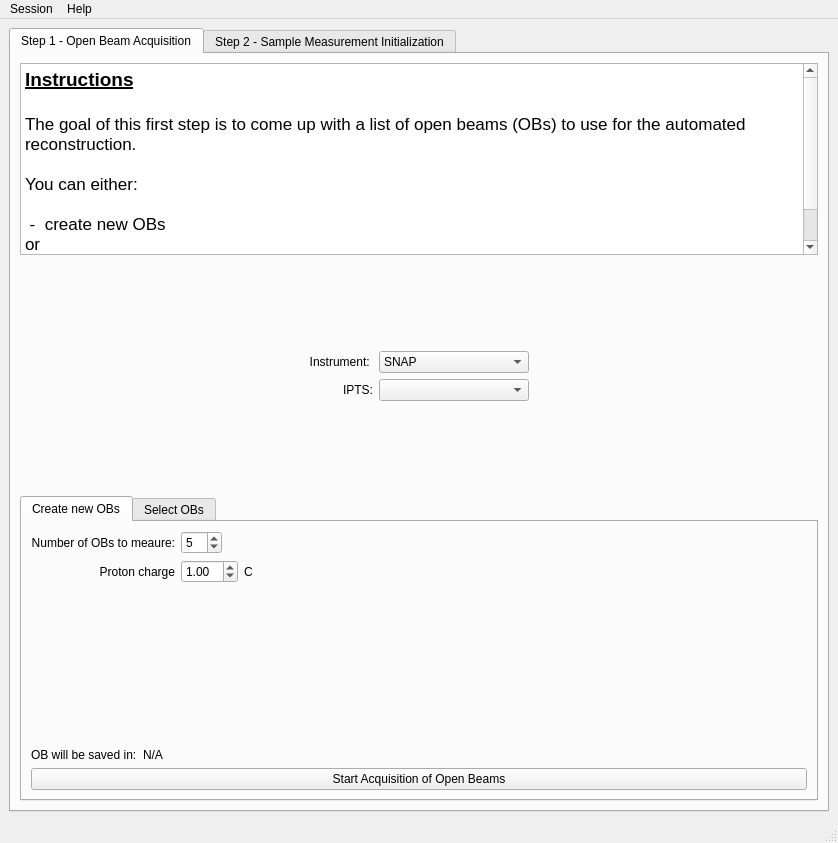
Above: src/asui/ui/main_application.ui from ornlneutronimaging/HyperCTui before the change. Below: the same form after it.
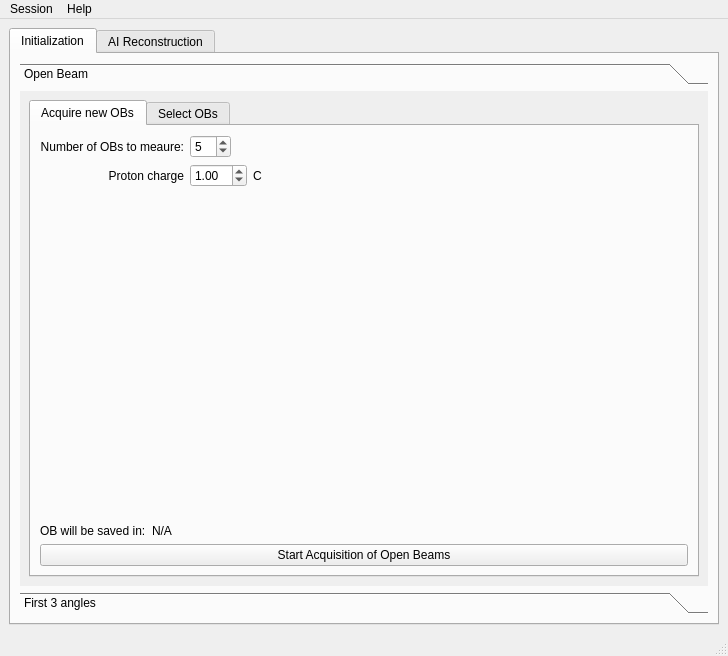
That is the form after the change. Icons and pictures are not drawn.

Commit message: new ui. this refs #6

Diff of the .ui file:
```diff
--- a/src/asui/ui/main_application.ui
+++ b/src/asui/ui/main_application.ui
@@ -6,165 +6,55 @@
    <rect>
     <x>0</x>
     <y>0</y>
-    <width>838</width>
-    <height>843</height>
+    <width>728</width>
+    <height>656</height>
    </rect>
   </property>
   <property name="windowTitle">
    <string>aiSVMBIRui</string>
   </property>
   <widget class="QWidget" name="centralwidget">
+   <layout class="QVBoxLayout" name="verticalLayout_3">
+    <item>
+     <widget class="QTabWidget" name="tabWidget_2">
+      <property name="currentIndex">
+       <number>0</number>
+      </property>
+      <widget class="QWidget" name="tab_9">
+       <attribute name="title">
+        <string>Initialization</string>
+       </attribute>
    <layout class="QVBoxLayout" name="verticalLayout">
     <item>
-     <widget class="QTabWidget" name="tabWidget">
+         <widget class="QToolBox" name="toolBox_2">
       <property name="currentIndex">
        <number>0</number>
       </property>
-      <widget class="QWidget" name="tab">
-       <attribute name="title">
-        <string>Step 1 - Open Beam Acquisition</string>
+          <widget class="QWidget" name="page_3">
+           <property name="geometry">
+            <rect>
+             <x>0</x>
+             <y>0</y>
+             <width>658</width>
+             <height>464</height>
+            </rect>
+           </property>
+           <attribute name="label">
+            <string>Open Beam</string>
        </attribute>
        <layout class="QVBoxLayout" name="verticalLayout_2">
         <item>
-         <widget class="QTextEdit" name="textEdit">
-          <property name="minimumSize">
-           <size>
-            <width>0</width>
-            <height>160</height>
-           </size>
-          </property>
-          <property name="readOnly">
-           <bool>true</bool>
-          </property>
-          <property name="html">
-           <string>&lt;!DOCTYPE HTML PUBLIC &quot;-//W3C//DTD HTML 4.0//EN&quot; &quot;http://www.w3.org/TR/REC-html40/strict.dtd&quot;&gt;
-&lt;html&gt;&lt;head&gt;&lt;meta name=&quot;qrichtext&quot; content=&quot;1&quot; /&gt;&lt;style type=&quot;text/css&quot;&gt;
-p, li { white-space: pre-wrap; }
-&lt;/style&gt;&lt;/head&gt;&lt;body style=&quot; font-family:'.AppleSystemUIFont'; font-size:13pt; font-weight:400; font-style:normal;&quot;&gt;
-&lt;p style=&quot; margin-top:0px; margin-bottom:0px; margin-left:0px; margin-right:0px; -qt-block-indent:0; text-indent:0px;&quot;&gt;&lt;span style=&quot; font-size:14pt; font-weight:600; text-decoration: underline;&quot;&gt;Instructions&lt;/span&gt;&lt;/p&gt;
-&lt;p style=&quot;-qt-paragraph-type:empty; margin-top:0px; margin-bottom:0px; margin-left:0px; margin-right:0px; -qt-block-indent:0; text-indent:0px; font-size:14pt; text-decoration: underline;&quot;&gt;&lt;br /&gt;&lt;/p&gt;
-&lt;p style=&quot; margin-top:0px; margin-bottom:0px; margin-left:0px; margin-right:0px; -qt-block-indent:0; text-indent:0px;&quot;&gt;The goal of this first step is to come up with a list of open beams (OBs) to use for the automated reconstruction.&lt;/p&gt;
-&lt;p style=&quot;-qt-paragraph-type:empty; margin-top:0px; margin-bottom:0px; margin-left:0px; margin-right:0px; -qt-block-indent:0; text-indent:0px;&quot;&gt;&lt;br /&gt;&lt;/p&gt;
-&lt;p style=&quot; margin-top:0px; margin-bottom:0px; margin-left:0px; margin-right:0px; -qt-block-indent:0; text-indent:0px;&quot;&gt;You can either:&lt;/p&gt;
-&lt;p style=&quot;-qt-paragraph-type:empty; margin-top:0px; margin-bottom:0px; margin-left:0px; margin-right:0px; -qt-block-indent:0; text-indent:0px;&quot;&gt;&lt;br /&gt;&lt;/p&gt;
-&lt;p style=&quot; margin-top:0px; margin-bottom:0px; margin-left:0px; margin-right:0px; -qt-block-indent:0; text-indent:0px;&quot;&gt; -  create new OBs &lt;/p&gt;
-&lt;p style=&quot; margin-top:0px; margin-bottom:0px; margin-left:0px; margin-right:0px; -qt-block-indent:0; text-indent:0px;&quot;&gt;or&lt;/p&gt;
-&lt;p style=&quot; margin-top:0px; margin-bottom:0px; margin-left:0px; margin-right:0px; -qt-block-indent:0; text-indent:0px;&quot;&gt; - select previously saved ones.&lt;/p&gt;
-&lt;p style=&quot;-qt-paragraph-type:empty; margin-top:0px; margin-bottom:0px; margin-left:0px; margin-right:0px; -qt-block-indent:0; text-indent:0px;&quot;&gt;&lt;br /&gt;&lt;/p&gt;&lt;/body&gt;&lt;/html&gt;</string>
-          </property>
-         </widget>
-        </item>
-        <item>
-         <spacer name="verticalSpacer_2">
-          <property name="orientation">
-           <enum>Qt::Vertical</enum>
-          </property>
-          <property name="sizeHint" stdset="0">
-           <size>
-            <width>20</width>
-            <height>40</height>
-           </size>
-          </property>
-         </spacer>
-        </item>
-        <item>
-         <layout class="QGridLayout" name="gridLayout">
-          <item row="0" column="3">
-           <spacer name="horizontalSpacer_2">
-            <property name="orientation">
-             <enum>Qt::Horizontal</enum>
-            </property>
-            <property name="sizeHint" stdset="0">
-             <size>
-              <width>40</width>
-              <height>20</height>
-             </size>
-            </property>
-           </spacer>
-          </item>
-          <item row="0" column="1">
-           <widget class="QLabel" name="label">
-            <property name="text">
-             <string>Instrument: </string>
-            </property>
-            <property name="alignment">
-             <set>Qt::AlignRight|Qt::AlignTrailing|Qt::AlignVCenter</set>
-            </property>
-           </widget>
-          </item>
-          <item row="1" column="2">
-           <widget class="QComboBox" name="step1_ipts_comboBox"/>
-          </item>
-          <item row="1" column="1">
-           <widget class="QLabel" name="label_2">
-            <property name="text">
-             <string>IPTS:</string>
-            </property>
-            <property name="alignment">
-             <set>Qt::AlignRight|Qt::AlignTrailing|Qt::AlignVCenter</set>
-            </property>
-           </widget>
-          </item>
-          <item row="0" column="2">
-           <widget class="QComboBox" name="step1_instrument_comboBox">
-            <property name="minimumSize">
-             <size>
-              <width>150</width>
-              <height>0</height>
-             </size>
-            </property>
-            <item>
-             <property name="text">
-              <string>SNAP</string>
-             </property>
-            </item>
-            <item>
-             <property name="text">
-              <string>VENUS</string>
-             </property>
-            </item>
-           </widget>
-          </item>
-          <item row="0" column="0">
-           <spacer name="horizontalSpacer_4">
-            <property name="orientation">
-             <enum>Qt::Horizontal</enum>
-            </property>
-            <property name="sizeHint" stdset="0">
-             <size>
-              <width>40</width>
-              <height>20</height>
-             </size>
-            </property>
-           </spacer>
-          </item>
-         </layout>
-        </item>
-        <item>
-         <spacer name="verticalSpacer_3">
-          <property name="orientation">
-           <enum>Qt::Vertical</enum>
-          </property>
-          <property name="sizeHint" stdset="0">
-           <size>
-            <width>20</width>
-            <height>40</height>
-           </size>
-          </property>
-         </spacer>
-        </item>
-        <item>
-         <widget class="QTabWidget" name="ob_tabWidget">
+             <widget class="QTabWidget" name="ob_tabWidget_3">
           <property name="currentIndex">
            <number>0</number>
           </property>
-          <widget class="QWidget" name="tab_3">
+              <widget class="QWidget" name="tab_10">
            <attribute name="title">
-            <string>Create new OBs</string>
-           </attribute>
-           <layout class="QVBoxLayout" name="verticalLayout_3">
+                <string>Acquire new OBs</string>
+               </attribute>
+               <layout class="QVBoxLayout" name="verticalLayout_10">
             <item>
-             <layout class="QGridLayout" name="gridLayout_2">
+                 <layout class="QGridLayout" name="gridLayout_4">
               <item row="0" column="0">
                <widget class="QLabel" name="label_3">
                 <property name="text">
@@ -250,7 +140,7 @@
              </layout>
             </item>
             <item>
-             <spacer name="verticalSpacer">
+                 <spacer name="verticalSpacer_4">
               <property name="orientation">
                <enum>Qt::Vertical</enum>
               </property>
@@ -263,7 +153,7 @@
              </spacer>
             </item>
             <item>
-             <layout class="QHBoxLayout" name="horizontalLayout_2">
+                 <layout class="QHBoxLayout" name="horizontalLayout_9">
               <item>
                <widget class="QLabel" name="label_7">
                 <property name="text">
@@ -287,7 +177,7 @@
              </layout>
             </item>
             <item>
-             <layout class="QHBoxLayout" name="horizontalLayout">
+                 <layout class="QHBoxLayout" name="horizontalLayout_10">
               <item>
                <widget class="QPushButton" name="step1_start_acquisition_pushButton">
                 <property name="enabled">
@@ -302,7 +192,7 @@
             </item>
            </layout>
           </widget>
-          <widget class="QWidget" name="tab_4">
+              <widget class="QWidget" name="tab_11">
            <attribute name="title">
             <string>Select OBs</string>
            </attribute>
@@ -373,9 +263,26 @@
         </item>
        </layout>
       </widget>
-      <widget class="QWidget" name="tab_2">
+          <widget class="QWidget" name="page_4">
+           <property name="geometry">
+            <rect>
+             <x>0</x>
+             <y>0</y>
+             <width>658</width>
+             <height>464</height>
+            </rect>
+           </property>
+           <attribute name="label">
+            <string>First 3 angles</string>
+           </attribute>
+          </widget>
+         </widget>
+        </item>
+       </layout>
+      </widget>
+      <widget class="QWidget" name="tab_12">
        <attribute name="title">
-        <string>Step 2 - Sample Measurement Initialization</string>
+        <string>AI Reconstruction</string>
        </attribute>
        <widget class="QTextEdit" name="textEdit_2">
         <property name="geometry">
@@ -512,7 +419,7 @@
     <rect>
      <x>0</x>
      <y>0</y>
-     <width>838</width>
+     <width>728</width>
      <height>24</height>
     </rect>
    </property>
```
Left out of the diff: 245 changed lines with no effect on the pictures. Lines whose indentation alone changed are shown as unchanged. The commit also changes 2 other files.
